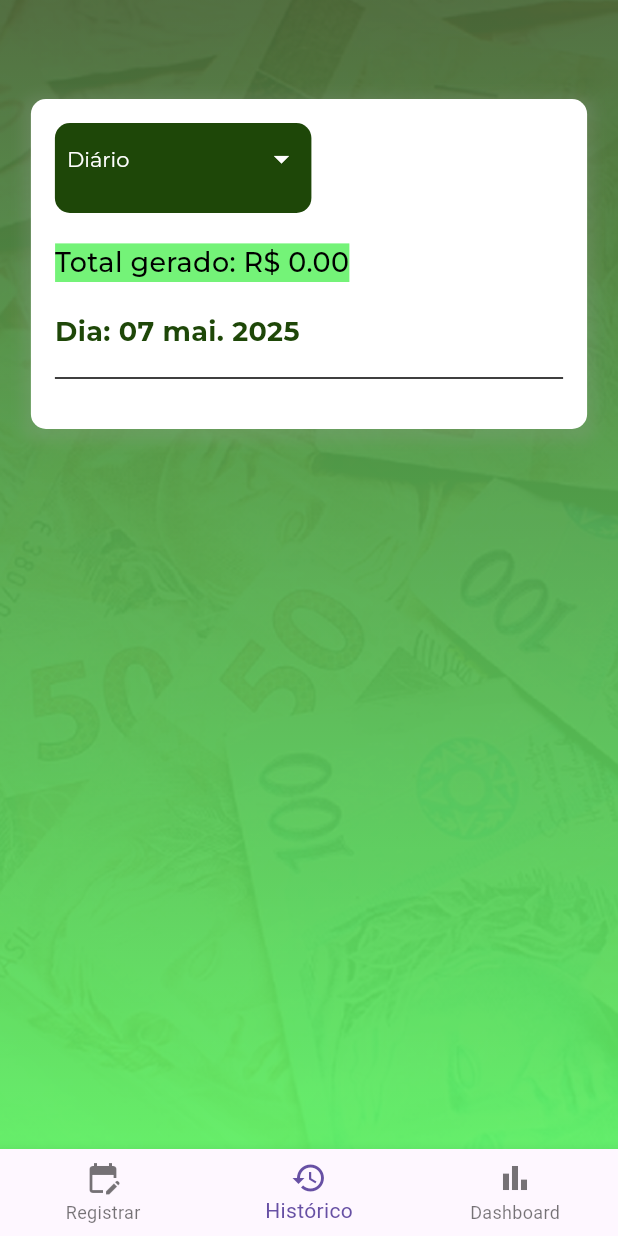
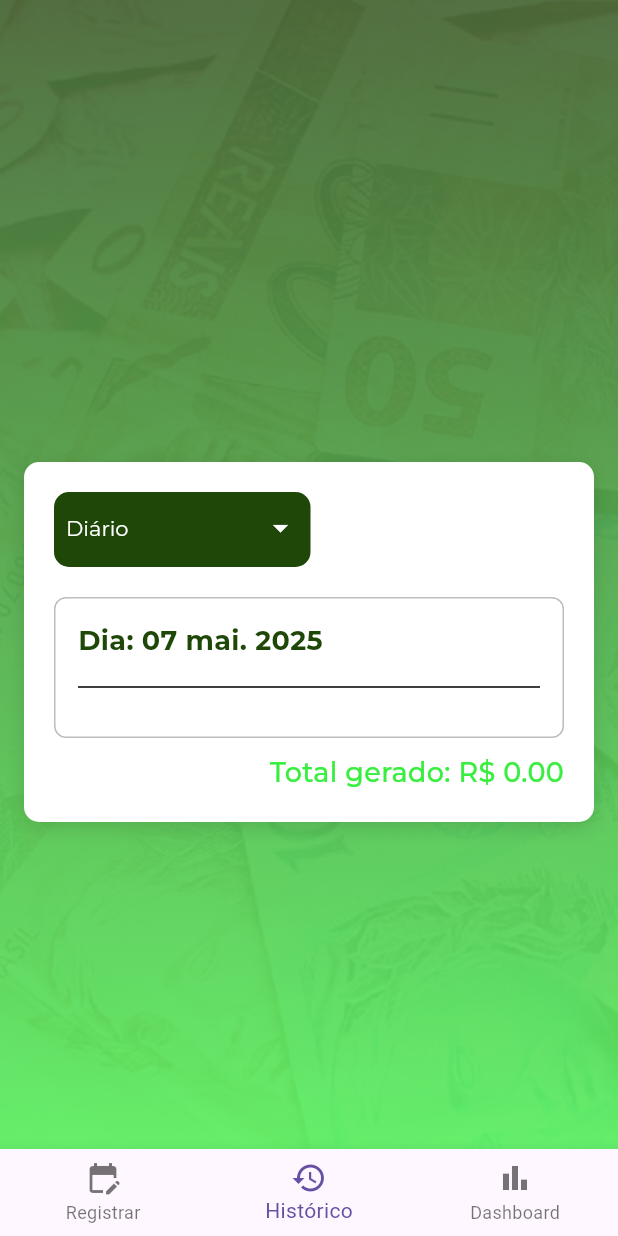
Before and after one commit to 4ric4/CagadaRemunerada, a Flutter app: the screen it shows after launch, item 2 of the bottom bar chosen, on a phone screen of 412 x 824 dp. Run offline on Flutter 3.47's test engine with Material 3 defaults, Android fonts, the phone set to English and light mode, and no system bars; our stand-ins replace dropdown_button2, fl_chart, google_fonts, sqflite; missing offline and left inert: idb_shim; accounts and stored records are empty.

Commit message:
ajuste no designer historico e registro

```diff
--- a/lib/models/atividade.dart
+++ b/lib/models/atividade.dart
@@ -20,7 +20,7 @@ class Atividade {
       tipo: map['tipo'],
       duracaoMinutos: map['duracaoMinutos'],
       data: DateTime.parse(map['data']),
-      valor: map['valor'],
+      valor: (map['valor'] != null ? (map['valor'] as num).toDouble() : 0.0),
     );
   }
 
--- a/lib/screens/historico.dart
+++ b/lib/screens/historico.dart
@@ -1,10 +1,11 @@
 import 'package:flutter/material.dart';
 import '../models/atividade.dart';
 import 'package:intl/intl.dart';
+import 'package:cagada_remunerada/services/database_helper.dart';
 
 class Historico extends StatefulWidget {
   final List<Atividade> atividades;
-  final Function(Atividade) onDelete; // Callback para exclusão de atividade
+  final Function(Atividade) onDelete;
 
   Historico({required this.atividades, required this.onDelete});
 
@@ -15,7 +16,8 @@ class Historico extends StatefulWidget {
 class _HistoricoState extends State<Historico> {
   String? tipoSelecionado = 'diario';
 
-  // Função para filtrar as atividades baseadas no tipo (diário ou mensal)
+  final StorageService _storageService = DatabaseHelper();
+
   List<Atividade> _filtrarAtividades(String? tipo) {
     DateTime hoje = DateTime.now();
 
@@ -39,57 +41,63 @@ class _HistoricoState extends State<Historico> {
     }
   }
 
+  void _excluirAtividade(Atividade atividade) async {
+    await _storageService.delete('atividades', 'id = ?', [atividade.id]);
+    widget.onDelete(atividade);
+  }
+
   @override
   Widget build(BuildContext context) {
-    final screenWidth = MediaQuery.of(context).size.width;
-    final isSmallScreen = screenWidth < 980;
-
     List<Atividade> atividadesFiltradas = _filtrarAtividades(tipoSelecionado);
 
-    // Agrupar atividades por data
+    // Agrupar por data
     Map<String, List<Atividade>> agrupadas = {};
     for (var a in atividadesFiltradas) {
       String dia = DateFormat('yyyy-MM-dd').format(a.data);
       agrupadas.putIfAbsent(dia, () => []).add(a);
     }
 
-    // Calcular total geral
     double totalGeral = atividadesFiltradas.fold(0, (sum, a) => sum + a.valor);
 
-    return SingleChildScrollView(
-      child: Center(
+    final screenHeight = MediaQuery.of(context).size.height;
+
+    return SizedBox(
+      height: screenHeight,
+      child: LayoutBuilder(
+        builder: (context, constraints) {
+          double maxSize = constraints.biggest.shortestSide.clamp(300, 686);
+
+          return Center(
             child: Container(
-          width: isSmallScreen ? screenWidth * 0.9 : 950,
-          height: isSmallScreen ? null : 686,
-          margin: EdgeInsets.only(top: 50, bottom: 50),
-          padding: EdgeInsets.all(16),
+              width: maxSize,
+              padding: const EdgeInsets.all(20),
               decoration: BoxDecoration(
                 color: Colors.white,
                 borderRadius: BorderRadius.circular(10),
-            boxShadow: [
+                boxShadow: const [
                   BoxShadow(
-                color: Colors.grey.withOpacity(0.2),
-                spreadRadius: 5,
-                blurRadius: 7,
-                offset: Offset(0, 3),
+                    color: Colors.black12,
+                    blurRadius: 10,
+                    offset: Offset(0, 4),
                   ),
                 ],
               ),
+              child: SingleChildScrollView(
                 child: Column(
                   crossAxisAlignment: CrossAxisAlignment.start,
                   children: [
-              // Dropdown de tipo de filtro (Diário ou Mensal)
-              Positioned(
-                top: 242,
-                left: 580,
-                child: Container(
+                    // Linha com Dropdown no lado esquerdo
+                    Row(
+                      mainAxisAlignment: MainAxisAlignment.spaceBetween,
+                      children: [
+                        // Dropdown filtro
+                        Container(
                           width: 171,
-                  height: 60,
+                          height: 50,
                           decoration: BoxDecoration(
                             color: Color(0xFF1E4708),
                             borderRadius: BorderRadius.circular(10),
                           ),
-                  child: Padding(
                           padding: const EdgeInsets.symmetric(horizontal: 8),
                           child: DropdownButton<String>(
                             isExpanded: true,
@@ -118,30 +126,21 @@ class _HistoricoState extends State<Historico> {
                             ],
                           ),
                         ),
+                      ],
                     ),
-              ),
-
                     SizedBox(height: 20),
 
-              // Exibição do total gerado
-              Text(
-                "Total gerado: R\$ ${totalGeral.toStringAsFixed(2)}",
-                style: TextStyle(
-                  fontFamily: 'Montserrat',
-                  fontWeight: FontWeight.w500,
-                  fontSize: 18,
-                  backgroundColor: Color(0xFF39EE3F).withOpacity(0.7),
-                  color: Colors.black,
+                    // Container com borda fina
+                    Container(
+                      width: double.infinity,
+                      padding: const EdgeInsets.all(15),
+                      decoration: BoxDecoration(
+                        border: Border.all(color: Colors.black26, width: 1),
+                        borderRadius: BorderRadius.circular(8),
                       ),
-              ),
-
-              SizedBox(height: 20),
-
-              // Exibição de atividades filtradas (diário ou mensal)
-              Column(
+                      child: Column(
                         crossAxisAlignment: CrossAxisAlignment.start,
                         children: [
-                  // Título de acordo com o tipo de filtro (Diário ou Mensal)
                           Text(
                             tipoSelecionado == 'mensal'
                                 ? 'Mês: ${DateFormat('MMMM yyyy', 'pt_BR').format(DateTime.now())}'
@@ -157,10 +156,20 @@ class _HistoricoState extends State<Historico> {
                           Divider(thickness: 1, color: Colors.black),
                           SizedBox(height: 10),
 
-                  // Agrupar e exibir atividades por data
+                          // Lista de atividades agrupadas com rolagem
+                          Container(
+                            height:
+                                atividadesFiltradas.length > 4
+                                    ? 300
+                                    : null, // Ajusta a altura
+                            child: SingleChildScrollView(
+                              child: Column(
+                                crossAxisAlignment: CrossAxisAlignment.start,
+                                children: [
                                   ...agrupadas.entries.map((entry) {
                                     return Column(
-                      crossAxisAlignment: CrossAxisAlignment.start,
+                                      crossAxisAlignment:
+                                          CrossAxisAlignment.start,
                                       children: [
                                         Text(
                                           'Data: ${DateFormat('dd/MM/yyyy').format(DateTime.parse(entry.key))}',
@@ -173,7 +182,8 @@ class _HistoricoState extends State<Historico> {
                                         ),
                                         ...entry.value.map(
                                           (a) => Row(
-                            mainAxisAlignment: MainAxisAlignment.spaceBetween,
+                                            mainAxisAlignment:
+                                                MainAxisAlignment.spaceBetween,
                                             children: [
                                               Text(
                                                 "${a.tipo}: ${a.duracaoMinutos}min - R\$ ${a.valor.toStringAsFixed(2)}",
@@ -185,20 +195,41 @@ class _HistoricoState extends State<Historico> {
                                                 ),
                                               ),
                                               IconButton(
-                                icon: Icon(Icons.close, color: Colors.red),
+                                                icon: Icon(
+                                                  Icons.close,
+                                                  color: Colors.red,
+                                                ),
                                                 onPressed: () {
-                                  widget.onDelete(
-                                    a,
-                                  ); // Chama a função de exclusão
+                                                  _excluirAtividade(a);
                                                 },
                                               ),
                                             ],
                                           ),
                                         ),
-                        Divider(thickness: 1, color: Colors.black),
                                       ],
                                     );
                                   }).toList(),
+                                ],
+                              ),
+                            ),
+                          ),
+                        ],
+                      ),
+                    ),
+                    SizedBox(height: 10),
+                    Row(
+                      mainAxisAlignment:
+                          MainAxisAlignment.end, // Alinha o total à direita
+                      children: [
+                        Text(
+                          "Total gerado: R\$ ${totalGeral.toStringAsFixed(2)}",
+                          style: TextStyle(
+                            fontFamily: 'Montserrat',
+                            fontWeight: FontWeight.w500,
+                            fontSize: 18,
+                            color: Color(0xFF39EE3F),
+                          ),
+                        ),
                       ],
                     ),
                   ],
@@ -206,5 +237,8 @@ class _HistoricoState extends State<Historico> {
               ),
             ),
           );
+        },
+      ),
+    );
   }
 }
```
Also changed, not shown: lib/screens/registro_atividades.dart (+23 -16 lines), flutter_01.png (added), flutter_02.png (added). Lines whose indentation alone changed are shown as unchanged.
